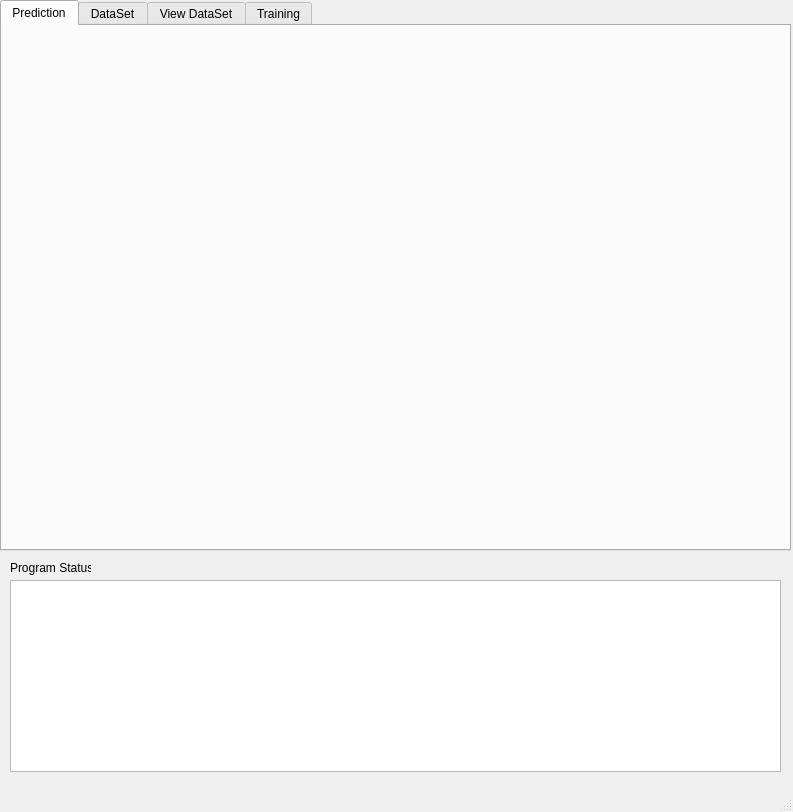
First picture: the form in projectGUI.ui, repository BeckBusch/CS302-Project-1, before the edit.
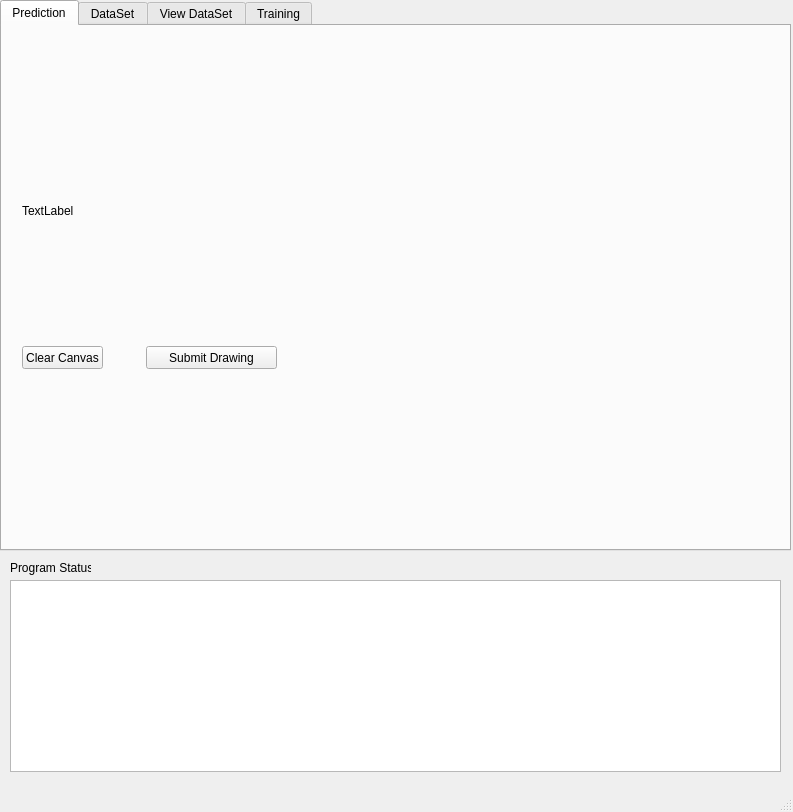
Second picture: the form after the edit.

```diff
--- a/projectGUI.ui
+++ b/projectGUI.ui
@@ -30,6 +30,45 @@
      <attribute name="title">
       <string>Prediction</string>
      </attribute>
+     <widget class="QPushButton" name="clearCanvaButton">
+      <property name="geometry">
+       <rect>
+        <x>20</x>
+        <y>320</y>
+        <width>81</width>
+        <height>23</height>
+       </rect>
+      </property>
+      <property name="text">
+       <string>Clear Canvas</string>
+      </property>
+     </widget>
+     <widget class="QPushButton" name="submitCanvasButton">
+      <property name="geometry">
+       <rect>
+        <x>144</x>
+        <y>320</y>
+        <width>131</width>
+        <height>23</height>
+       </rect>
+      </property>
+      <property name="text">
+       <string>Submit Drawing</string>
+      </property>
+     </widget>
+     <widget class="QLabel" name="canvasLabel">
+      <property name="geometry">
+       <rect>
+        <x>20</x>
+        <y>60</y>
+        <width>250</width>
+        <height>250</height>
+       </rect>
+      </property>
+      <property name="text">
+       <string>TextLabel</string>
+      </property>
+     </widget>
     </widget>
     <widget class="QWidget" name="dataSet">
      <attribute name="title">
```
